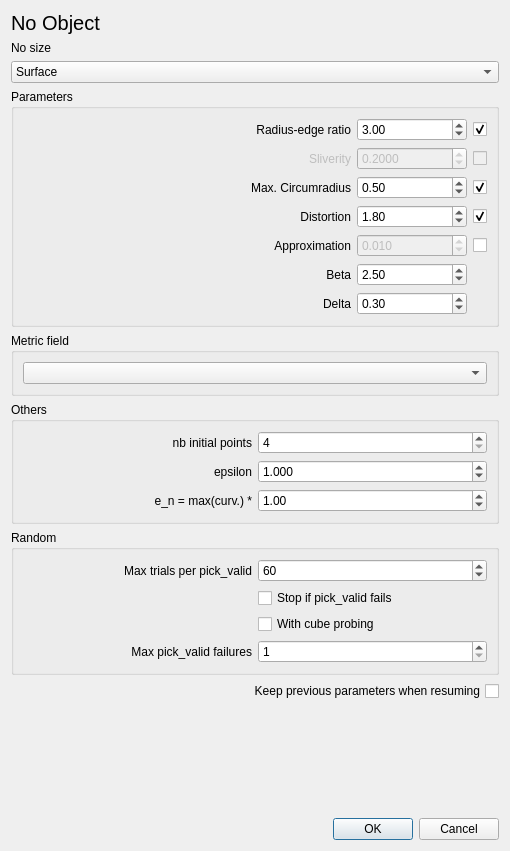
Qt form Anisotropic_mesh_3/demo/ui_files/Aniso_meshing_dialog.ui (MaelRL/cgal) before a commit.
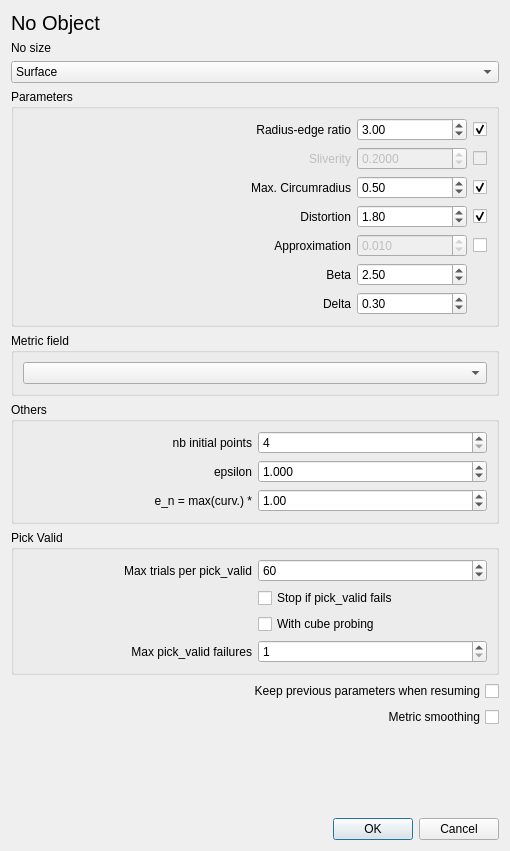
The same form after that commit.

Commit message: smoothing option in the demo

```diff
--- a/Anisotropic_mesh_3/demo/ui_files/Aniso_meshing_dialog.ui
+++ b/Anisotropic_mesh_3/demo/ui_files/Aniso_meshing_dialog.ui
@@ -444,7 +444,7 @@
    <item>
     <widget class="QGroupBox" name="groupBox_2">
      <property name="title">
-      <string>Random</string>
+      <string>Pick Valid</string>
      </property>
      <layout class="QGridLayout" name="gridLayout_3" columnstretch="0,0">
       <item row="0" column="1">
@@ -529,6 +529,16 @@
      </property>
     </widget>
    </item>
+   <item>
+    <widget class="QCheckBox" name="metric_smoothing">
+     <property name="layoutDirection">
+      <enum>Qt::RightToLeft</enum>
+     </property>
+     <property name="text">
+      <string>Metric smoothing</string>
+     </property>
+    </widget>
+   </item>
    <item>
     <spacer name="verticalSpacer">
      <property name="orientation">
```
The commit also changes 5 other files.
